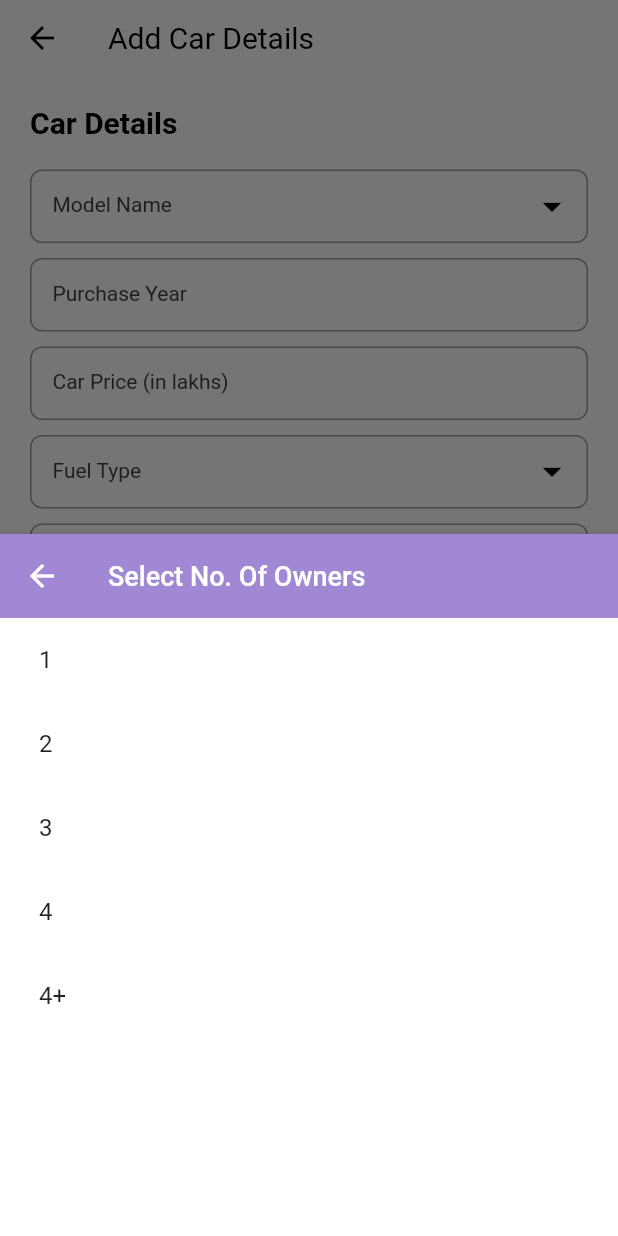
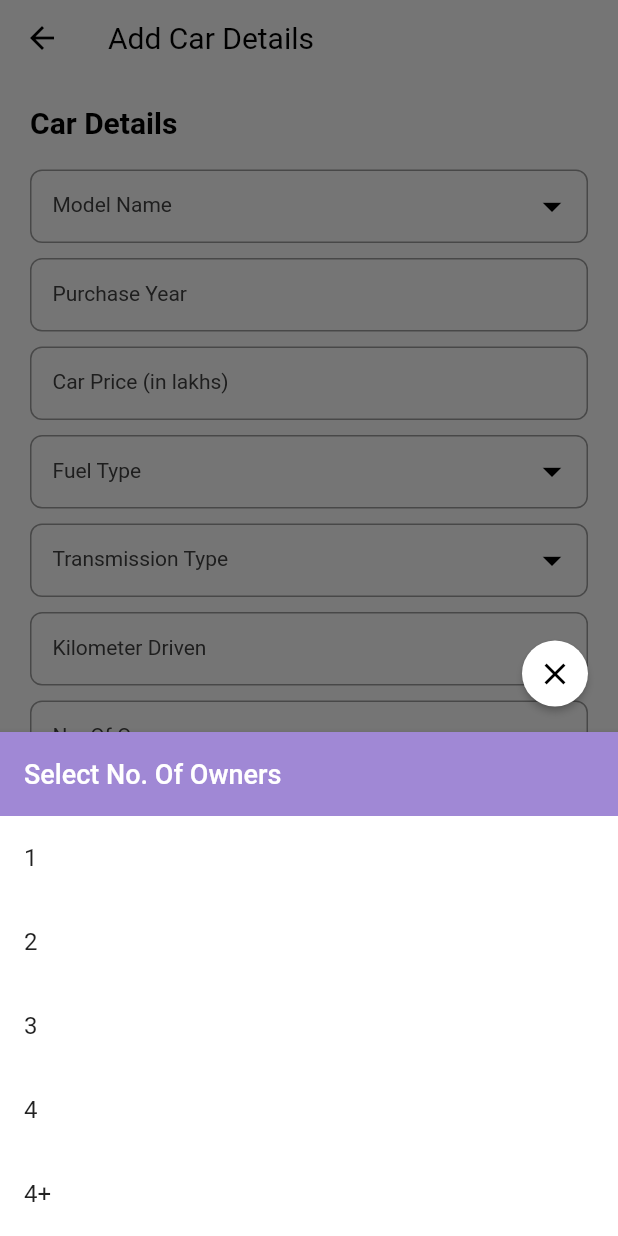
Before and after one commit to yashrajjain726/bechdal_app, a Flutter app: the SellCarForm screen opened by its route, after a tap on "No. Of Owners", on a phone screen of 412 x 824 dp. Run offline on Flutter 3.47's test engine with Material 2 defaults, Android fonts, the phone set to English and light mode, and no system bars; our stand-ins replace animated_text_kit, cloud_firestore, csc_picker, email_validator, firebase_auth, firebase_core and 10 more; missing offline and left inert: legacy_progress_dialog, open_mail_app; accounts and stored records are empty; network calls fail; project files that could hold a hidden picture were left out.

Commit message:
rollback point

```diff
--- a/lib/constants/functions/functions.widgets.dart
+++ b/lib/constants/functions/functions.widgets.dart
@@ -42,14 +42,16 @@ customSnackBar({required BuildContext context, required String content}) {
 
 Widget roundedButton({
   context,
-  Color? bgColor,
-  Function()? onPressed,
+  required Color? bgColor,
+  required Function()? onPressed,
   Color? textColor,
-  String? text,
+  double? width,
+  double? heightPadding,
+  required String? text,
   Color? borderColor,
 }) {
   return SizedBox(
-    width: double.infinity,
+    width: width ?? double.infinity,
     child: ElevatedButton(
       style: ButtonStyle(
           shape: MaterialStateProperty.all<RoundedRectangleBorder>(
@@ -63,7 +65,7 @@ Widget roundedButton({
           backgroundColor: MaterialStateProperty.all(bgColor)),
       onPressed: onPressed,
       child: Padding(
-        padding: const EdgeInsets.symmetric(vertical: 15),
+        padding: EdgeInsets.symmetric(vertical: heightPadding ?? 15),
         child: Text(
           text!,
           style: TextStyle(
@@ -107,7 +109,7 @@ wrongDetailsAlertBox(String text, BuildContext context) {
 openBottomSheet(
     {required BuildContext context,
     required Widget child,
-    required String appBarTitle}) {
+    String? appBarTitle}) {
   return showModalBottomSheet(
       backgroundColor: Colors.transparent,
       enableDrag: false,
@@ -118,25 +120,50 @@ openBottomSheet(
         return SingleChildScrollView(
           child: Column(
             children: [
-              Container(
+              Row(
+                mainAxisAlignment: MainAxisAlignment.end,
+                children: [
+                  Padding(
+                    padding: const EdgeInsets.only(right: 10, bottom: 15),
+                    child: ElevatedButton(
+                      onPressed: () {
+                        Navigator.pop(context);
+                      },
+                      style: ElevatedButton.styleFrom(
+                        shape: const CircleBorder(),
+                        padding: const EdgeInsets.all(10),
+                        primary: Colors.white,
+                      ),
+                      child: Icon(Icons.close, color: blackColor),
+                    ),
+                  ),
+                ],
+              ),
+              appBarTitle != null
+                  ? Container(
                       color: Colors.transparent,
                       child: AppBar(
+                        automaticallyImplyLeading: false,
                         backgroundColor: primaryColor,
                         title: Text(
                           appBarTitle,
                           style: TextStyle(color: whiteColor, fontSize: 18),
                         ),
                       ),
-              ),
+                    )
+                  : const SizedBox(),
               Column(
                 mainAxisSize: MainAxisSize.min,
                 children: [
-                  Container(
-                    height: MediaQuery.of(context).size.height/2,
+                  ConstrainedBox(
+                    constraints: BoxConstraints(
+                        maxHeight: MediaQuery.of(context).size.height / 2),
+                    child: Container(
                       decoration: BoxDecoration(
                         color: whiteColor,
                       ),
                       child: child,
+                    ),
                   ),
                 ],
               ),
--- a/lib/forms/sell_car_form.dart
+++ b/lib/forms/sell_car_form.dart
@@ -7,6 +7,7 @@ import 'package:bechdal_app/services/firebase_user.dart';
 import 'package:flutter/material.dart';
 import 'package:provider/provider.dart';
 
+import '../components/image_picker_widget.dart';
 import '../constants/functions/functions.validation.dart';
 
 class SellCarForm extends StatefulWidget {
@@ -19,7 +20,7 @@ class SellCarForm extends StatefulWidget {
 }
 
 class _SellCarFormState extends State<SellCarForm> {
-  FirebaseUser _firebaseUser =  FirebaseUser();
+  final FirebaseUser _firebaseUser = FirebaseUser();
   late TextEditingController _carModelNameController;
   late TextEditingController _yearController;
   late TextEditingController _priceController;
@@ -44,7 +45,7 @@ class _SellCarFormState extends State<SellCarForm> {
     _titleController = TextEditingController();
     _descController = TextEditingController();
     _sellerAddressController = TextEditingController();
-    _firebaseUser.getUserData().then((value){
+    _firebaseUser.getUserData().then((value) {
       setState(() {
         _sellerAddressController.text = value['address'];
       });
@@ -53,8 +54,9 @@ class _SellCarFormState extends State<SellCarForm> {
   }
 
   final List<String> _fuelType = ['Diesel', 'Petrol', 'Electric', 'LPG'];
-  final List<String> _transmissionType =['Automatic','Manual'];
-  final List<String> _noOfOwner =['1','2','3','4','4+'];
+  final List<String> _transmissionType = ['Automatic', 'Manual'];
+  final List<String> _noOfOwner = ['1', '2', '3', '4', '4+'];
+
   @override
   Widget build(BuildContext context) {
     var categoryProvider = Provider.of<CategoryProvider>(context);
@@ -69,6 +71,10 @@ class _SellCarFormState extends State<SellCarForm> {
         onPressed: () async {
           if (_formKey.currentState!.validate()) {
             print('validated');
+          } else {
+            customSnackBar(
+                context: context,
+                content: 'Please complete the required details');
           }
         },
       ),
@@ -90,15 +96,12 @@ class _SellCarFormState extends State<SellCarForm> {
                   });
                   Navigator.pop(context);
                 },
-                title: Padding(
-                  padding: const EdgeInsets.only(left: 10),
-                  child: Text(_fuelType[index]),
-                ),
+                title: Text(_fuelType[index]),
               );
             }));
   }
 
-  _transmissionTypeListView(BuildContext context){
+  _transmissionTypeListView(BuildContext context) {
     return openBottomSheet(
         context: context,
         appBarTitle: 'Select Transmission Type',
@@ -113,13 +116,11 @@ class _SellCarFormState extends State<SellCarForm> {
                   });
                   Navigator.pop(context);
                 },
-                title: Padding(
-                  padding: const EdgeInsets.only(left: 10),
-                  child: Text(_transmissionType[index]),
-                ),
+                title: Text(_transmissionType[index]),
               );
             }));
   }
+
   _ownerListView(BuildContext context) {
     return openBottomSheet(
         context: context,
@@ -135,10 +136,7 @@ class _SellCarFormState extends State<SellCarForm> {
                   });
                   Navigator.pop(context);
                 },
-                title: Padding(
-                  padding: const EdgeInsets.only(left: 10),
-                  child: Text(_noOfOwner[index]),
-                ),
+                title: Text(_noOfOwner[index]),
               );
             }));
   }
@@ -159,10 +157,7 @@ class _SellCarFormState extends State<SellCarForm> {
                 });
                 Navigator.pop(context);
               },
-              title: Padding(
-                padding: EdgeInsets.only(left: 10),
-                child: Text(categoryProvider.doc['models'][index]),
-              ),
+              title: Text(categoryProvider.doc['models'][index]),
             );
           }),
     );
@@ -203,7 +198,8 @@ class _SellCarFormState extends State<SellCarForm> {
                     enabled: false,
                     decoration: InputDecoration(
                         labelText: 'Model Name',
-                        errorStyle: const TextStyle(color: Colors.red, fontSize: 10),
+                        errorStyle:
+                            const TextStyle(color: Colors.red, fontSize: 10),
                         labelStyle: TextStyle(
                           color: greyColor,
                           fontSize: 14,
@@ -241,7 +237,8 @@ class _SellCarFormState extends State<SellCarForm> {
                         color: greyColor,
                         fontSize: 14,
                       ),
-                      errorStyle: TextStyle(color: Colors.red, fontSize: 10),
+                      errorStyle:
+                          const TextStyle(color: Colors.red, fontSize: 10),
                       hintText: 'Enter your car purchase year',
                       hintStyle: TextStyle(
                         color: greyColor,
@@ -270,7 +267,8 @@ class _SellCarFormState extends State<SellCarForm> {
                         color: greyColor,
                         fontSize: 14,
                       ),
-                      errorStyle: const TextStyle(color: Colors.red, fontSize: 10),
+                      errorStyle:
+                          const TextStyle(color: Colors.red, fontSize: 10),
                       contentPadding: const EdgeInsets.all(15),
                       border: OutlineInputBorder(
                           borderRadius: BorderRadius.circular(8),
@@ -289,7 +287,7 @@ class _SellCarFormState extends State<SellCarForm> {
                   controller: _fuelController,
                   enabled: false,
                   validator: (value) {
-                    return checkNullEmptyValidation(value,'fuel type');
+                    return checkNullEmptyValidation(value, 'fuel type');
                   },
                   decoration: InputDecoration(
                       suffixIcon: Icon(
@@ -299,7 +297,7 @@ class _SellCarFormState extends State<SellCarForm> {
                       ),
                       labelText: 'Fuel Type',
                       errorStyle:
-                      const TextStyle(color: Colors.red, fontSize: 10),
+                          const TextStyle(color: Colors.red, fontSize: 10),
                       labelStyle: TextStyle(
                         color: greyColor,
                         fontSize: 14,
@@ -313,17 +311,19 @@ class _SellCarFormState extends State<SellCarForm> {
                           borderSide: BorderSide(color: disabledColor))),
                 ),
               ),
-              const SizedBox(height: 10,),
+              const SizedBox(
+                height: 10,
+              ),
               InkWell(
                 onTap: () {
                   _transmissionTypeListView(context);
                 },
                 child: TextFormField(
-
                   controller: _transmissionController,
                   enabled: false,
                   validator: (value) {
-                    return checkNullEmptyValidation(value,'transmission type ');
+                    return checkNullEmptyValidation(
+                        value, 'transmission type ');
                   },
                   decoration: InputDecoration(
                       suffixIcon: Icon(
@@ -333,7 +333,7 @@ class _SellCarFormState extends State<SellCarForm> {
                       ),
                       labelText: 'Transmission Type',
                       errorStyle:
-                      const TextStyle(color: Colors.red, fontSize: 10),
+                          const TextStyle(color: Colors.red, fontSize: 10),
                       labelStyle: TextStyle(
                         color: greyColor,
                         fontSize: 14,
@@ -353,7 +353,7 @@ class _SellCarFormState extends State<SellCarForm> {
               TextFormField(
                   controller: _kmDrivenController,
                   validator: (value) {
-                    return checkNullEmptyValidation(value,'Kilometer driven');
+                    return checkNullEmptyValidation(value, 'Kilometer driven');
                   },
                   keyboardType: TextInputType.number,
                   decoration: InputDecoration(
@@ -362,7 +362,8 @@ class _SellCarFormState extends State<SellCarForm> {
                         color: greyColor,
                         fontSize: 14,
                       ),
-                      errorStyle: const TextStyle(color: Colors.red, fontSize: 10),
+                      errorStyle:
+                          const TextStyle(color: Colors.red, fontSize: 10),
                       contentPadding: const EdgeInsets.all(15),
                       border: OutlineInputBorder(
                           borderRadius: BorderRadius.circular(8),
@@ -370,7 +371,9 @@ class _SellCarFormState extends State<SellCarForm> {
                       enabledBorder: OutlineInputBorder(
                           borderRadius: BorderRadius.circular(8),
                           borderSide: BorderSide(color: disabledColor)))),
-              const SizedBox(height: 10,),
+              const SizedBox(
+                height: 10,
+              ),
               InkWell(
                 onTap: () {
                   _ownerListView(context);
@@ -379,7 +382,7 @@ class _SellCarFormState extends State<SellCarForm> {
                   controller: _ownerController,
                   enabled: false,
                   validator: (value) {
-                    return checkNullEmptyValidation(value,'no. of owners ');
+                    return checkNullEmptyValidation(value, 'no. of owners ');
                   },
                   decoration: InputDecoration(
                       suffixIcon: Icon(
@@ -389,7 +392,7 @@ class _SellCarFormState extends State<SellCarForm> {
                       ),
                       labelText: 'No. Of Owners',
                       errorStyle:
-                      const TextStyle(color: Colors.red, fontSize: 10),
+                          const TextStyle(color: Colors.red, fontSize: 10),
                       labelStyle: TextStyle(
                         color: greyColor,
                         fontSize: 14,
@@ -410,17 +413,19 @@ class _SellCarFormState extends State<SellCarForm> {
                   controller: _titleController,
                   maxLength: 50,
                   validator: (value) {
-                    return checkNullEmptyValidation(value,'title');
+                    return checkNullEmptyValidation(value, 'title');
                   },
                   keyboardType: TextInputType.text,
                   decoration: InputDecoration(
                       labelText: 'Title',
-                      counterText: 'Mention the key features, i.e Brand, Model, Type',
+                      counterText:
+                          'Mention the key features, i.e Brand, Model, Type',
                       labelStyle: TextStyle(
                         color: greyColor,
                         fontSize: 14,
                       ),
-                      errorStyle: const TextStyle(color: Colors.red, fontSize: 10),
+                      errorStyle:
+                          const TextStyle(color: Colors.red, fontSize: 10),
                       contentPadding: const EdgeInsets.all(15),
                       border: OutlineInputBorder(
                           borderRadius: BorderRadius.circular(8),
@@ -428,12 +433,15 @@ class _SellCarFormState extends State<SellCarForm> {
                       enabledBorder: OutlineInputBorder(
                           borderRadius: BorderRadius.circular(8),
                           borderSide: BorderSide(color: disabledColor)))),
-              const SizedBox(height: 10,),
+              const SizedBox(
+                height: 10,
+              ),
               TextFormField(
                   controller: _descController,
                   maxLength: 50,
                   validator: (value) {
-                    return checkNullEmptyValidation(value,'car\'s description');
+                    return checkNullEmptyValidation(
+                        value, 'car\'s description');
                   },
                   keyboardType: TextInputType.text,
                   decoration: InputDecoration(
@@ -443,7 +451,8 @@ class _SellCarFormState extends State<SellCarForm> {
                         color: greyColor,
                         fontSize: 14,
                       ),
-                      errorStyle: const TextStyle(color: Colors.red, fontSize: 10),
+                      errorStyle:
+                          const TextStyle(color: Colors.red, fontSize: 10),
                       contentPadding: const EdgeInsets.all(15),
                       border: OutlineInputBorder(
                           borderRadius: BorderRadius.circular(8),
@@ -451,11 +460,13 @@ class _SellCarFormState extends State<SellCarForm> {
                       enabledBorder: OutlineInputBorder(
                           borderRadius: BorderRadius.circular(8),
                           borderSide: BorderSide(color: disabledColor)))),
-              const SizedBox(height: 20,),
+              const SizedBox(
+                height: 20,
+              ),
               TextFormField(
                   controller: _sellerAddressController,
                   validator: (value) {
-                    return checkNullEmptyValidation(value,'your address');
+                    return checkNullEmptyValidation(value, 'your address');
                   },
                   minLines: 2,
                   maxLines: 4,
@@ -466,7 +477,8 @@ class _SellCarFormState extends State<SellCarForm> {
                         color: greyColor,
                         fontSize: 14,
                       ),
-                      errorStyle: const TextStyle(color: Colors.red, fontSize: 10),
+                      errorStyle:
+                          const TextStyle(color: Colors.red, fontSize: 10),
                       contentPadding: const EdgeInsets.all(15),
                       border: OutlineInputBorder(
                           borderRadius: BorderRadius.circular(8),
@@ -474,15 +486,24 @@ class _SellCarFormState extends State<SellCarForm> {
                       enabledBorder: OutlineInputBorder(
                           borderRadius: BorderRadius.circular(8),
                           borderSide: BorderSide(color: disabledColor)))),
-              const SizedBox(height: 20,),
+              const SizedBox(
+                height: 20,
+              ),
               InkWell(
-                onTap: (){},
+                onTap: () => openBottomSheet(
+                    context: context, child: const ImagePickerWidget()),
                 child: Container(
                   alignment: Alignment.center,
-                  padding: EdgeInsets.symmetric(vertical: 20),
-
-                  child: Text('Upload Image',style: TextStyle(color: blackColor,fontWeight: FontWeight.bold),),
-                  decoration: BoxDecoration(borderRadius: BorderRadius.all(Radius.circular(20)),color: Colors.grey[300],),
+                  padding: const EdgeInsets.symmetric(vertical: 20),
+                  decoration: BoxDecoration(
+                    borderRadius: const BorderRadius.all(Radius.circular(20)),
+                    color: Colors.grey[300],
+                  ),
+                  child: Text(
+                    'Upload Image',
+                    style: TextStyle(
+                        color: blackColor, fontWeight: FontWeight.bold),
+                  ),
                 ),
               )
             ],
--- a/pubspec.yaml
+++ b/pubspec.yaml
@@ -52,6 +52,8 @@ dependencies:
   carousel_slider: ^4.1.1
   google_nav_bar: ^5.0.6
   provider: ^6.0.3
+  image_picker: ^0.8.5+3
+  firebase_storage: ^10.3.5
 
 dev_dependencies:
   flutter_test:
```
Also changed, not shown: lib/components/image_picker_widget.dart (added, +177 -0 lines), lib/screens/welcome_screen.dart (+7 -7 lines), lib/utils.dart (added, +20 -0 lines). Lines whose indentation alone changed are shown as unchanged.
